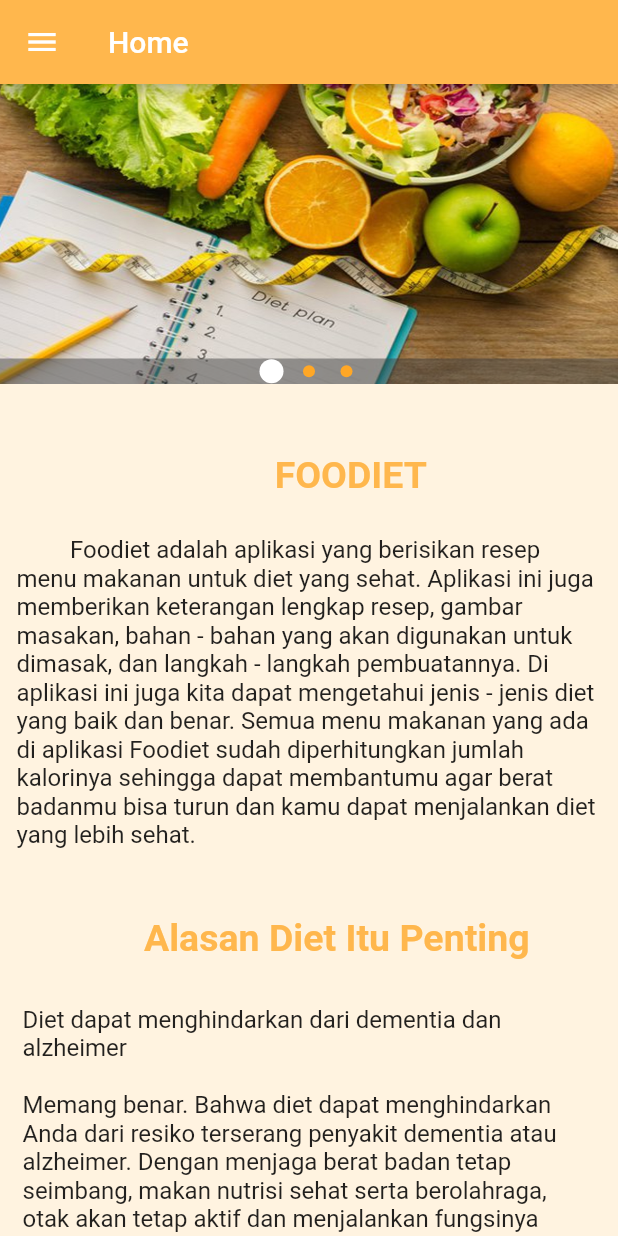
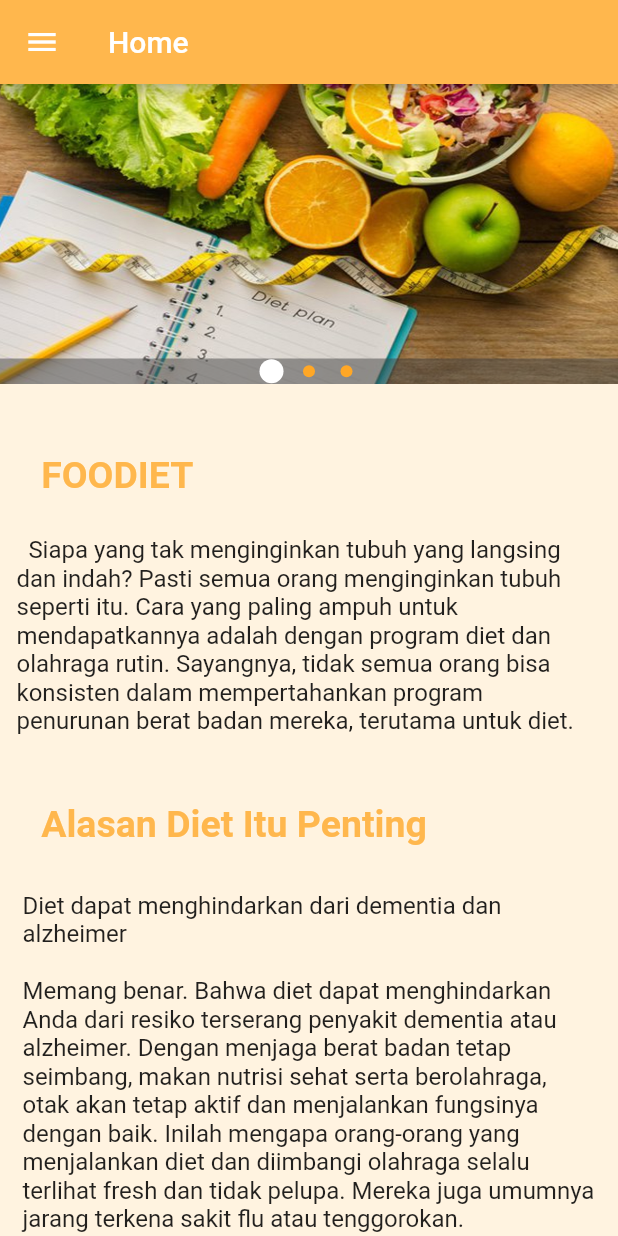
Before and after one commit to isabellaardani/foodietfailed, a Flutter app: the screen it shows after launch, on a phone screen of 412 x 824 dp. Run offline on Flutter 3.47's test engine with Material 2 defaults, Android fonts, the phone set to English and light mode, and no system bars; drawn by our look-alikes of carousel_pro.

Commit message:
Update home.dart

```diff
--- a/lib/screens/home.dart
+++ b/lib/screens/home.dart
@@ -87,7 +87,7 @@ class HomeScreenState extends State<HomeScreen> {
            new Container(
                     margin: EdgeInsets.all(5.0),
                     padding: EdgeInsets.all(10.0),
-                    child: new Text("                           FOODIET",
+                    child: new Text("  FOODIET",
                         style: new TextStyle(
                           color: Colors.orange[300],
                           fontWeight: FontWeight.bold,
@@ -97,7 +97,7 @@ class HomeScreenState extends State<HomeScreen> {
           new Container(
                     margin: EdgeInsets.all(5.0),
                     padding: EdgeInsets.all(6.0),
-                    child: new Text('''         Foodiet adalah aplikasi yang berisikan resep menu makanan untuk diet yang sehat. Aplikasi ini juga memberikan keterangan lengkap resep, gambar masakan, bahan - bahan yang akan digunakan untuk dimasak, dan langkah - langkah pembuatannya. Di aplikasi ini juga kita dapat mengetahui jenis - jenis diet yang baik dan benar. Semua menu makanan yang ada di aplikasi Foodiet sudah diperhitungkan jumlah kalorinya sehingga dapat membantumu agar berat badanmu bisa turun dan kamu dapat menjalankan diet yang lebih sehat.
+                    child: new Text('''  Siapa yang tak menginginkan tubuh yang langsing dan indah? Pasti semua orang menginginkan tubuh seperti itu. Cara yang paling ampuh untuk mendapatkannya adalah dengan program diet dan olahraga rutin. Sayangnya, tidak semua orang bisa konsisten dalam mempertahankan program penurunan berat badan mereka, terutama untuk diet.
 ''',
                         style: new TextStyle(
                           color: Colors.black87,
@@ -107,7 +107,7 @@ class HomeScreenState extends State<HomeScreen> {
           new Container(
                     margin: EdgeInsets.all(5.0),
                     padding: EdgeInsets.all(10.0),
-                    child: new Text("             Alasan Diet Itu Penting",
+                    child: new Text("  Alasan Diet Itu Penting",
                         style: new TextStyle(
                           color: Colors.orange[300],
                           fontWeight: FontWeight.bold,
```
